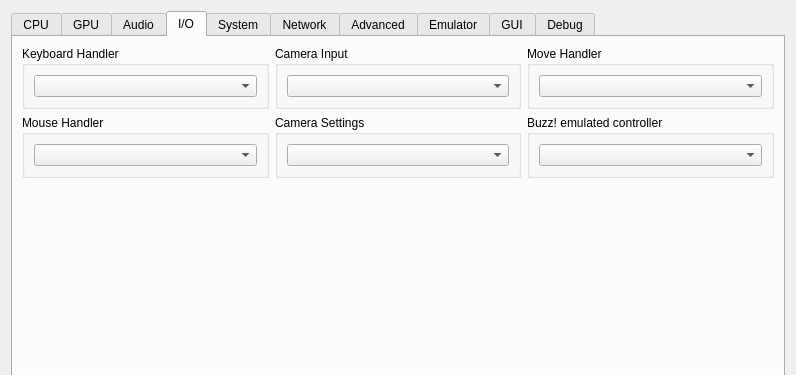
First picture: the form in rpcs3/rpcs3qt/settings_dialog.ui, repository RPCS3/rpcs3, before the edit; both pictures show x 0 to 796 and y 0 to 375 of the 796 by 730 pixel window.
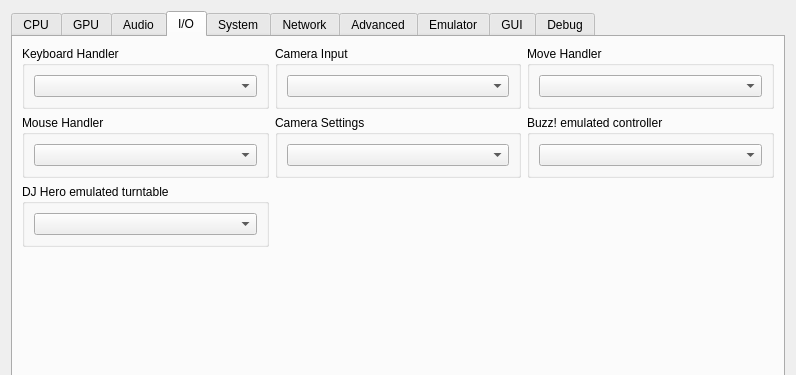
Second picture: the form after the edit. The open tabs and pages were chosen to show the change. Icons and pictures are not drawn.

Commit message: Add emulated DJ Hero turntable controller in Settings I/O tab

```diff
--- a/rpcs3/rpcs3qt/settings_dialog.ui
+++ b/rpcs3/rpcs3qt/settings_dialog.ui
@@ -1412,7 +1412,7 @@
       <attribute name="title">
        <string>I/O</string>
       </attribute>
-      <layout class="QVBoxLayout" name="inputTab_layout" stretch="0,0,1,0">
+      <layout class="QVBoxLayout" name="inputTab_layout" stretch="0,0,0,1,0">
        <item>
         <layout class="QHBoxLayout" name="inputTabLayoutTop" stretch="1,1,1">
          <item>
@@ -1493,6 +1493,28 @@
          </item>
         </layout>
        </item>
+       <item>
+        <layout class="QHBoxLayout" name="inputTabLayout3" stretch="1,1,1">
+         <item>
+          <widget class="QGroupBox" name="gb_turntable_emulated">
+           <property name="title">
+            <string>DJ Hero emulated turntable</string>
+           </property>
+           <layout class="QVBoxLayout" name="gb_turntable_emulated_layout">
+            <item>
+             <widget class="QComboBox" name="turntableBox"/>
+            </item>
+           </layout>
+          </widget>
+         </item>
+         <item>
+          <widget class="QWidget" name="inputTabSpacerWidget" native="true"/>
+         </item>
+         <item>
+          <widget class="QWidget" name="inputTabSpacerWidget2" native="true"/>
+         </item>
+        </layout>
+       </item>
        <item>
         <spacer name="inputTabSpacer">
          <property name="orientation">
```
Left out of the diff: 4 changed lines with no effect on the pictures. The commit also changes 10 other files.
